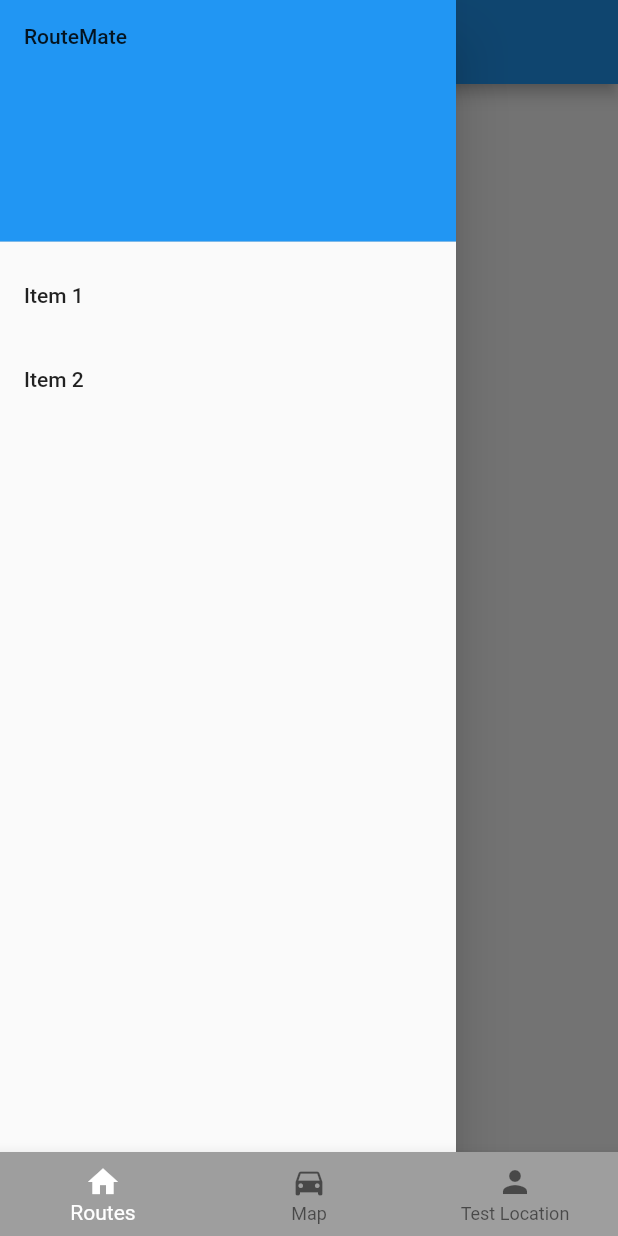
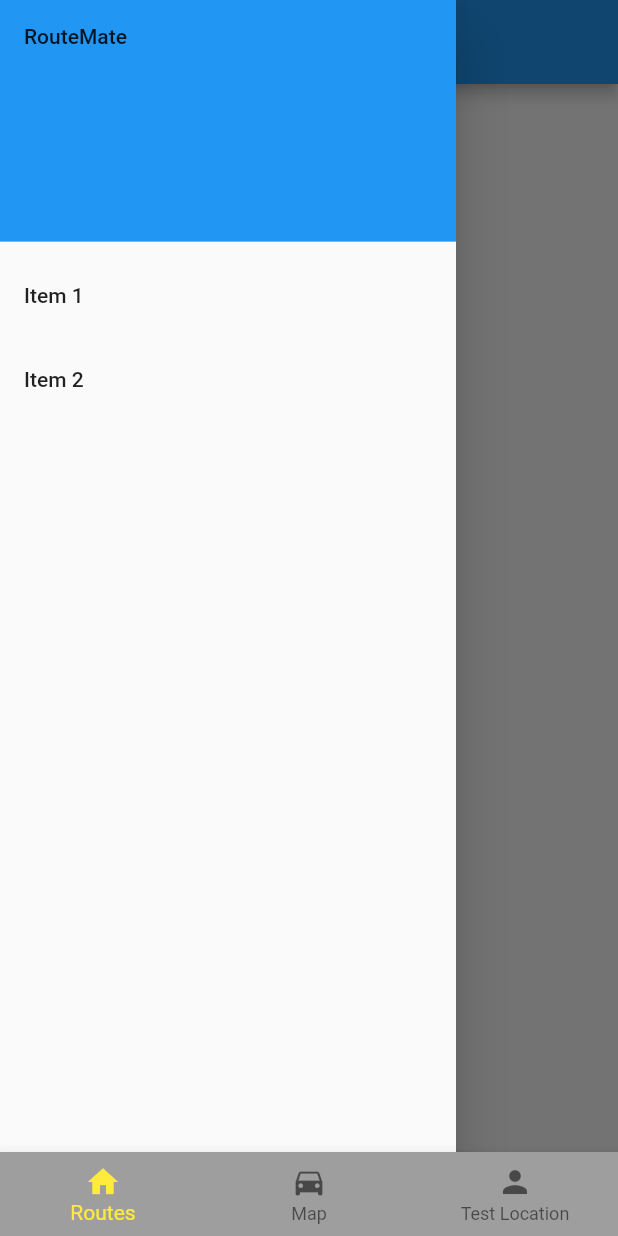
Before and after one commit to jfordnose64/RouteMate, a Flutter app: the screen it shows after launch, with the side drawer open, on a phone screen of 412 x 824 dp. Run offline on Flutter 3.47's test engine with Material 2 defaults, Android fonts, the phone set to English and light mode, and no system bars; our stand-ins replace geolocator, google_maps_flutter, location; accounts and stored records are empty.

Commit message:
added new theme

```diff
--- a/lib/Views/home.dart
+++ b/lib/Views/home.dart
@@ -28,7 +28,7 @@ class _HomeState extends State<Home> {
       bottomNavigationBar: BottomNavigationBar(
         onTap: onTabTapped,
         currentIndex: _currentIndex,
-        fixedColor: Colors.white,
+        fixedColor: Colors.yellow,
         backgroundColor: Colors.grey,
         items: [
           BottomNavigationBarItem(
```
